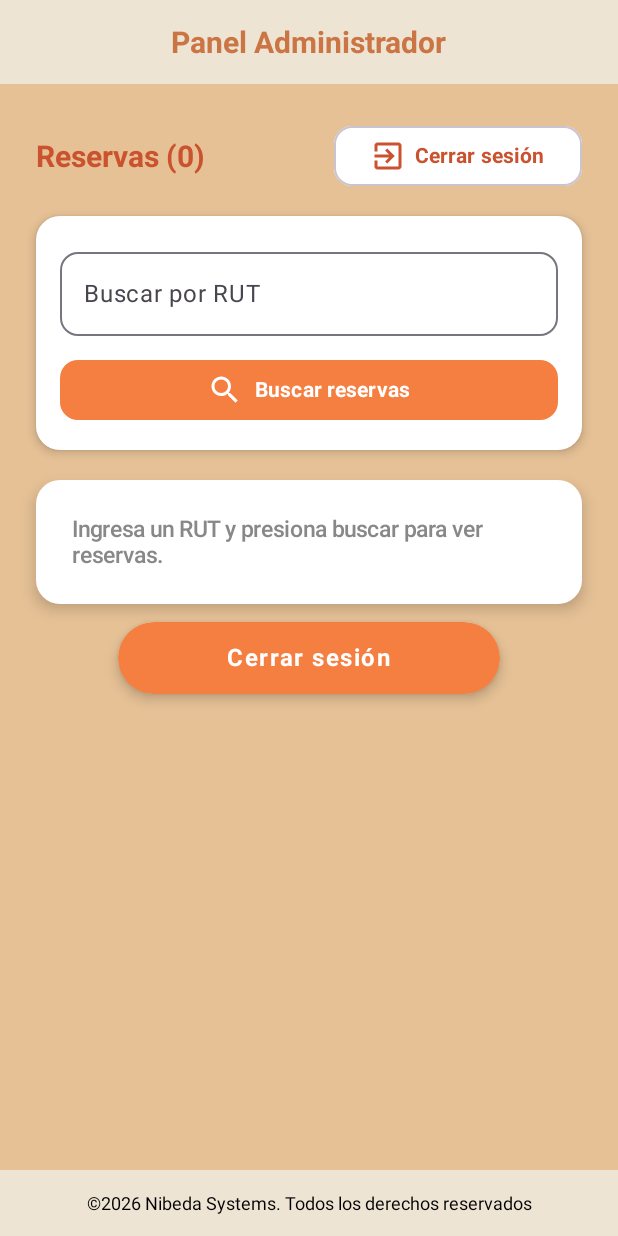
After one commit to DaniloRamirezC/proyecto-banqueteria, an Android app built with Jetpack Compose: the AdminScreen screen opened through its navigation route, on a phone screen of 412 x 824 dp. The commit adds this screen. Run offline under Robolectric (Android 15) with nearby library versions, the phone set to English and light mode, and no system bars.

Commit message:
Implementacion de pantalla administrador

```diff
--- a/app/src/main/java/com/danilo/proyectobanqueteria/ui/navigation/BanqueteriaNavigation.kt
+++ b/app/src/main/java/com/danilo/proyectobanqueteria/ui/navigation/BanqueteriaNavigation.kt
@@ -13,6 +13,7 @@ import androidx.navigation.compose.NavHost
 import androidx.navigation.compose.composable
 import androidx.navigation.compose.rememberNavController
 import com.danilo.proyectobanqueteria.model.EventoModel
+import com.danilo.proyectobanqueteria.ui.screen.AdminScreen
 import com.danilo.proyectobanqueteria.ui.screen.BanqueteriaScreen
 import com.danilo.proyectobanqueteria.ui.screen.CatalogoScreen
 import com.danilo.proyectobanqueteria.ui.screen.LoginScreen
@@ -28,6 +29,7 @@ object Routes{
     const val CATALOG = "Catálogo"
     const val REGISTER_EVENT = "Registro evento"
     const val RESUME = "Resumen evento"
+    const val ADMIN = "Administrador"
 }
 
 @Composable
@@ -125,5 +127,21 @@ fun BanqueteriaNavigation(){
                 }
             )
         }
+        composable(Routes.ADMIN) {
+            val context = androidx.compose.ui.platform.LocalContext.current
+            AdminScreen(
+                rutBusqueda = eventoViewModel.rutBusqueda,
+                reservas = eventoViewModel.listaReservas,
+                onRutChanged = { eventoViewModel.onRutBusquedaChanged(it) },
+                onBuscarPorRut = { eventoViewModel.buscarReservasPorRut(context) },
+                onLogout = {
+                    eventoViewModel.limpiarBusquedaAdmin()
+                    eventoViewModel.uiState = EventoModel()
+                    navController.navigate(Routes.LOGIN) {
+                        popUpTo(Routes.ADMIN) { inclusive = true }
+                    }
+                }
+            )
+        }
     }
 }
--- /dev/null
+++ b/app/src/main/java/com/danilo/proyectobanqueteria/ui/screen/AdminScreen.kt
@@ -0,0 +1,271 @@
+package com.danilo.proyectobanqueteria.ui.screen
+
+import androidx.compose.foundation.background
+import androidx.compose.foundation.layout.Arrangement
+import androidx.compose.foundation.layout.Box
+import androidx.compose.foundation.layout.Column
+import androidx.compose.foundation.layout.Row
+import androidx.compose.foundation.layout.Spacer
+import androidx.compose.foundation.layout.fillMaxSize
+import androidx.compose.foundation.layout.fillMaxWidth
+import androidx.compose.foundation.layout.height
+import androidx.compose.foundation.layout.padding
+import androidx.compose.foundation.layout.width
+import androidx.compose.foundation.rememberScrollState
+import androidx.compose.foundation.shape.CircleShape
+import androidx.compose.foundation.shape.RoundedCornerShape
+import androidx.compose.foundation.verticalScroll
+import androidx.compose.material.icons.Icons
+import androidx.compose.material.icons.automirrored.filled.ExitToApp
+import androidx.compose.material.icons.filled.Search
+import androidx.compose.material3.Button
+import androidx.compose.material3.ButtonDefaults
+import androidx.compose.material3.Card
+import androidx.compose.material3.CardDefaults
+import androidx.compose.material3.HorizontalDivider
+import androidx.compose.material3.Icon
+import androidx.compose.material3.OutlinedButton
+import androidx.compose.material3.OutlinedTextField
+import androidx.compose.material3.OutlinedTextFieldDefaults
+import androidx.compose.material3.Scaffold
+import androidx.compose.material3.Text
+import androidx.compose.runtime.Composable
+import androidx.compose.ui.Alignment
+import androidx.compose.ui.Modifier
+import androidx.compose.ui.draw.shadow
+import androidx.compose.ui.graphics.Color
+import androidx.compose.ui.text.font.FontWeight
+import androidx.compose.ui.tooling.preview.Preview
+import androidx.compose.ui.unit.dp
+import androidx.compose.ui.unit.sp
+import com.danilo.proyectobanqueteria.model.EventoModel
+import com.danilo.proyectobanqueteria.ui.components.Footer
+import com.danilo.proyectobanqueteria.ui.components.Header
+import java.text.NumberFormat
+import java.util.Locale
+
+@Composable
+fun AdminScreen(
+    rutBusqueda: String,
+    reservas: List<EventoModel>,
+    onRutChanged: (String) -> Unit,
+    onBuscarPorRut: () -> Unit,
+    onLogout: () -> Unit
+) {
+    val moneda = NumberFormat.getCurrencyInstance(Locale.forLanguageTag("es-CL"))
+
+    Scaffold(
+        topBar = { Header(title = "Panel Administrador") },
+        bottomBar = { Footer() }
+    ) { innerPadding ->
+        Column(
+            horizontalAlignment = Alignment.CenterHorizontally,
+            modifier = Modifier
+                .fillMaxSize()
+                .background(Color(0xFFE6C196))
+                .padding(innerPadding)
+                .padding(24.dp)
+                .verticalScroll(rememberScrollState())
+        ) {
+            Row(
+                modifier = Modifier.fillMaxWidth(),
+                horizontalArrangement = Arrangement.SpaceBetween,
+                verticalAlignment = Alignment.CenterVertically
+            ) {
+                Text(
+                    text = "Reservas (${reservas.size})",
+                    fontSize = 20.sp,
+                    fontWeight = FontWeight.Bold,
+                    color = Color(0xFFCB522E)
+                )
+
+                OutlinedButton(
+                    onClick = onLogout,
+                    shape = RoundedCornerShape(12.dp),
+                    colors = ButtonDefaults.outlinedButtonColors(
+                        containerColor = Color.White,
+                        contentColor = Color(0xFFCB522E)
+                    )
+                ) {
+                    Icon(
+                        imageVector = Icons.AutoMirrored.Filled.ExitToApp,
+                        contentDescription = "Cerrar sesión"
+                    )
+                    Spacer(modifier = Modifier.width(6.dp))
+                    Text(
+                        text = "Cerrar sesión",
+                        fontWeight = FontWeight.Bold
+                    )
+                }
+            }
+
+            Spacer(modifier = Modifier.height(16.dp))
+
+            Card(
+                modifier = Modifier.fillMaxWidth(),
+                shape = RoundedCornerShape(16.dp),
+                colors = CardDefaults.cardColors(containerColor = Color.White),
+                elevation = CardDefaults.cardElevation(defaultElevation = 4.dp)
+            ) {
+                Column(modifier = Modifier.padding(16.dp)) {
+                    OutlinedTextField(
+                        value = rutBusqueda,
+                        onValueChange = onRutChanged,
+                        label = { Text("Buscar por RUT") },
+                        singleLine = true,
+                        modifier = Modifier.fillMaxWidth(),
+                        shape = RoundedCornerShape(12.dp),
+                        colors = OutlinedTextFieldDefaults.colors(
+                            focusedBorderColor = Color(0xFFCB522E),
+                            focusedLabelColor = Color(0xFFCB522E)
+                        )
+                    )
+                    Spacer(modifier = Modifier.height(12.dp))
+                    Button(
+                        onClick = onBuscarPorRut,
+                        colors = ButtonDefaults.buttonColors(containerColor = Color(0xFFF57E41)),
+                        shape = RoundedCornerShape(12.dp),
+                        modifier = Modifier.fillMaxWidth()
+                    ) {
+                        Icon(
+                            imageVector = Icons.Default.Search,
+                            contentDescription = "Buscar"
+                        )
+                        Spacer(modifier = Modifier.width(8.dp))
+                        Text("Buscar reservas", fontWeight = FontWeight.Bold)
+                    }
+                }
+            }
+
+            Spacer(modifier = Modifier.height(20.dp))
+
+            if (reservas.isEmpty()) {
+                Card(
+                    modifier = Modifier.fillMaxWidth(),
+                    shape = RoundedCornerShape(16.dp),
+                    colors = CardDefaults.cardColors(containerColor = Color.White),
+                    elevation = CardDefaults.cardElevation(defaultElevation = 6.dp)
+                ) {
+                    Box(
+                        modifier = Modifier
+                            .fillMaxWidth()
+                            .padding(24.dp),
+                        contentAlignment = Alignment.Center
+                    ) {
+                        Text(
+                            text = "Ingresa un RUT y presiona buscar para ver reservas.",
+                            fontSize = 15.sp,
+                            fontWeight = FontWeight.SemiBold,
+                            color = Color.Gray
+                        )
+                    }
+                }
+            } else {
+                reservas.forEachIndexed { index, evento ->
+                    Card(
+                        modifier = Modifier.fillMaxWidth(),
+                        shape = RoundedCornerShape(16.dp),
+                        colors = CardDefaults.cardColors(containerColor = Color.White),
+                        elevation = CardDefaults.cardElevation(defaultElevation = 6.dp)
+                    ) {
+                        Column(modifier = Modifier.padding(20.dp)) {
+                            Text(
+                                text = "Reserva #${index + 1} · ${evento.tipoEvento.ifBlank { "Evento" }}",
+                                fontSize = 17.sp,
+                                fontWeight = FontWeight.Bold,
+                                color = Color(0xFFCB522E)
+                            )
+                            Spacer(modifier = Modifier.height(10.dp))
+
+                            DetalleEvento("Cliente: ", evento.nombre)
+                            DetalleEvento("RUT: ", evento.rut)
+                            if (evento.empresa.isNotBlank()) {
+                                DetalleEvento("Empresa: ", evento.empresa)
+                            }
+                            if (evento.telefono.isNotBlank()) {
+                                DetalleEvento("Teléfono: ", evento.telefono)
+                            }
+                            if (evento.email.isNotBlank()) {
+                                DetalleEvento("Email: ", evento.email)
+                            }
+                            DetalleEvento("Fecha: ", evento.fecha)
+                            if (evento.horario.isNotBlank()) {
+                                DetalleEvento("Horario: ", evento.horario)
+                            }
+                            DetalleEvento("Asistentes: ", "${evento.asistentes} personas")
+                            if (evento.observaciones.isNotBlank()) {
+                                DetalleEvento("Observaciones: ", evento.observaciones)
+                            }
+
+                            HorizontalDivider(modifier = Modifier.padding(vertical = 12.dp))
+
+                            Text(
+                                text = "Total estimado: ${moneda.format(evento.totalEvento)}",
+                                fontSize = 17.sp,
+                                fontWeight = FontWeight.ExtraBold,
+                                color = Color(0xFFCB522E)
+                            )
+                            Text(
+                                text = "Abono (50%): ${moneda.format(evento.abonoEvento)}",
+                                fontSize = 17.sp,
+                                fontWeight = FontWeight.ExtraBold,
+                                color = Color(0xFF2E7D32)
+                            )
+                            Spacer(modifier = Modifier.height(6.dp))
+                            DetalleEvento("Estado abono: ", evento.estadoAbono)
+                            if (evento.fechaPago.isNotBlank()) {
+                                DetalleEvento("Fecha registro: ", evento.fechaPago)
+                            }
+                        }
+                    }
+                    Spacer(modifier = Modifier.height(18.dp))
+                }
+            }
+
+            Spacer(modifier = Modifier.height(12.dp))
+
+            Button(
+                onClick = onLogout,
+                colors = ButtonDefaults.buttonColors(containerColor = Color(0xFFF57E41)),
+                shape = RoundedCornerShape(50),
+                modifier = Modifier
+                    .fillMaxWidth(0.7f)
+                    .shadow(5.dp, shape = CircleShape)
+                    .height(48.dp)
+            ) {
+                Text(
+                    text = "Cerrar sesión",
+                    fontSize = 16.sp,
+                    fontWeight = FontWeight.Bold,
+                    letterSpacing = 1.sp
+                )
+            }
+        }
+    }
+}
+
+@Preview(showBackground = true)
+@Composable
+fun AdminScreenPreview() {
+    AdminScreen(
+        rutBusqueda = "18.456.789-2",
+        reservas = listOf(
+            EventoModel(
+                nombre = "Camila Rojas",
+                rut = "18.456.789-2",
+                empresa = "Eventos Sur",
+                telefono = "+56 9 8765 4321",
+                email = "camila@ejemplo.cl",
+                tipoEvento = "Matrimonio",
+                fecha = "12/12/2026",
+                horario = "19:00",
+                asistentes = 80,
+                estadoAbono = "Pagado en 50%",
+                fechaPago = "21/11/2026"
+            )
+        ),
+        onRutChanged = {},
+        onBuscarPorRut = {},
+        onLogout = {}
+    )
+}
```
Also changed, not shown: app/src/main/java/com/danilo/proyectobanqueteria/ui/viewModel/EventoViewModel.kt (+49 -0 lines).
